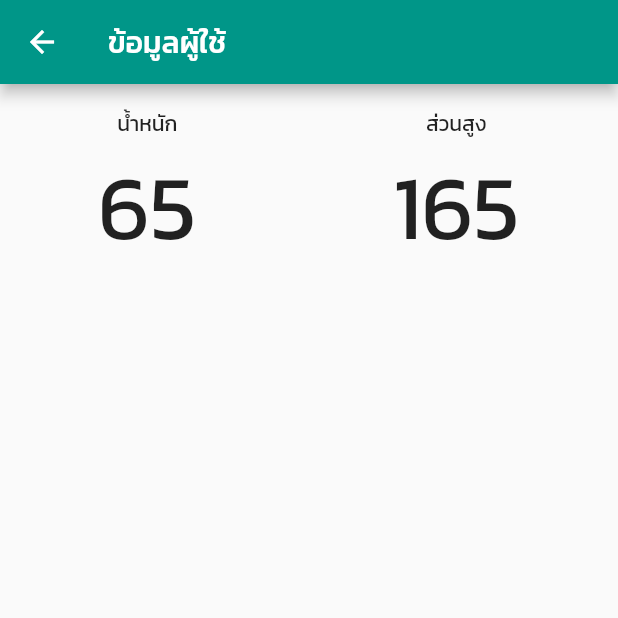
After one commit to iamsamitdev/heroServiceApp, a Flutter app: the ProfileDetailScreen screen opened by its route, on a phone screen of 412 x 824 dp, the top half of it. The commit adds this screen. Run offline on Flutter 3.47's test engine with Material 2 defaults, Android fonts, the phone set to English and light mode, and no system bars; our stand-ins replace connectivity, curved_navigation_bar, fluttertoast, introduction_screen, local_auth, qr_flutter and 2 more; missing offline and left inert: flutter_qr_bar_scanner, image_picker_saver, qr_code_scanner, qr_code_tools; accounts and stored records are empty.

Commit message:
update for day5 complete

```diff
--- a/lib/routers.dart
+++ b/lib/routers.dart
@@ -2,8 +2,10 @@ import 'package:flutter/material.dart';
 import 'package:heroServiceApp/screens/dashboard/dashboard_screen.dart';
 import 'package:heroServiceApp/screens/lockscreen/lock_screen.dart';
 import 'package:heroServiceApp/screens/login/login_screen.dart';
+import 'package:heroServiceApp/screens/profile_detail/profile_detail_screen.dart';
 import 'package:heroServiceApp/screens/qrbarcode/qrbarcode_screen.dart';
 import 'package:heroServiceApp/screens/qrcode/qrcode_screen.dart';
+import 'package:heroServiceApp/screens/qrscancheckin/qrscancheckin_screen.dart';
 import 'package:heroServiceApp/screens/welcome/welcome_screen.dart';
 
 // สร้างตัวแปร Map ไว้เก็บ URL และ Screen
@@ -14,4 +16,6 @@ final Map<String, WidgetBuilder> routes = <String, WidgetBuilder> {
   "/login": (BuildContext context) => LoginScreen(),
   "/qrbarcode": (BuildContext context) => QRBarcodeScreen(),
   "/qrcode": (BuildContext context) => QRCodeScreen(),
+  "/qrscancheckin": (BuildContext context) => QRScanCheckInScreen(),
+  "/profiledetail": (BuildContext context) => ProfileDetailScreen(),
 };
--- a/lib/screens/bottomnav/home_screen.dart
+++ b/lib/screens/bottomnav/home_screen.dart
@@ -64,7 +64,7 @@ class _HomeScreenState extends State<HomeScreen> {
                 onTap: () {},
                 child: Column(
                 children: [
-                  SizedBox(height: 20,),
+                  SizedBox(height: 15,),
                   Image.asset(images[index], height: 50, width: 50,),
                   Padding(
                     padding: EdgeInsets.all(20),
--- /dev/null
+++ b/lib/screens/profile_detail/profile_detail_screen.dart
@@ -0,0 +1,51 @@
+import 'dart:async';
+
+import 'package:flutter/material.dart';
+
+class ProfileDetailScreen extends StatefulWidget {
+  ProfileDetailScreen({Key key}) : super(key: key);
+
+  @override
+  _ProfileDetailScreenState createState() => _ProfileDetailScreenState();
+}
+
+class _ProfileDetailScreenState extends State<ProfileDetailScreen> {
+
+  StreamSubscription _scanSubscription;
+  Map<String, MiScaleDevice> devices = {}; // <Id, MiScaleDevice>
+  final _scale = MiScale.instance;
+
+  @override
+  Widget build(BuildContext context) {
+    return Scaffold(
+      appBar: AppBar(
+        title: Text('ข้อมูลผู้ใช้'),
+      ),
+      body: ListView(
+        children: [
+          Padding(
+            padding: const EdgeInsets.only(top:16.0),
+            child: Row(
+              mainAxisAlignment: MainAxisAlignment.spaceAround,
+              mainAxisSize: MainAxisSize.min,
+              children: [
+                Column(
+                  children: [
+                    Text('น้ำหนัก'),
+                    Text('65', style: TextStyle(fontSize: 60.0),)
+                  ],
+                ),
+                Column(
+                  children: [
+                    Text('ส่วนสูง'),
+                    Text('165', style: TextStyle(fontSize: 60.0),)
+                  ],
+                )
+              ],
+            ),
+          )
+        ],
+      ),
+    );
+  }
+}
--- a/pubspec.yaml
+++ b/pubspec.yaml
@@ -41,6 +41,8 @@ dependencies:
   path: ^1.7.0
   rxdart: ^0.22.5
   qr_flutter: ^3.2.0
+  url_launcher: ^5.7.0
+  xiaomi_scale: ^1.0.2
 
 dev_dependencies:
   flutter_test:
```
Also changed, not shown: lib/screens/bottomnav/setting_screen.dart (+18 -2 lines), lib/screens/qrscancheckin/qrscancheckin_screen.dart (added, +223 -0 lines), pubspec.lock, 2 other files.
